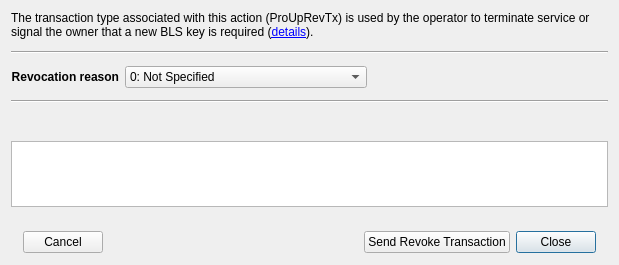
Before: the Qt Designer form src/ui/ui_revoke_mn_dlg.ui in Bertrand256/dash-masternode-tool, drawn with Qt 5.
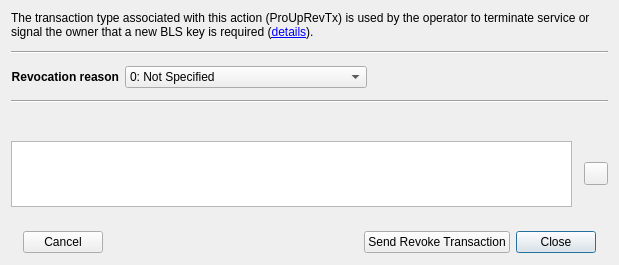
After: the same form once the commit is applied.

Commit message: Protx-related dialogs: - removing newline characters when copying text from the helper text box for manual commands - added buttons to copy a manual command to the clipboard - enabling operation without a network connection to RPC servers

```diff
--- a/src/ui/ui_revoke_mn_dlg.ui
+++ b/src/ui/ui_revoke_mn_dlg.ui
@@ -186,6 +186,8 @@
     </widget>
    </item>
    <item>
+    <layout class="QHBoxLayout" name="horizontalLayout_2">
+     <item>
     <widget class="QTextBrowser" name="edtManualCommands">
      <property name="openExternalLinks">
       <bool>true</bool>
@@ -196,6 +198,18 @@
     </widget>
    </item>
    <item>
+      <widget class="QToolButton" name="btnCopyCommandText">
+       <property name="toolTip">
+        <string>Copy the command text for manual execution</string>
+       </property>
+       <property name="text">
+        <string/>
+       </property>
+      </widget>
+     </item>
+    </layout>
+   </item>
+   <item>
     <widget class="QFrame" name="frame">
      <property name="frameShape">
       <enum>QFrame::NoFrame</enum>
```
Left out of the diff: 1 changed line with no effect on the pictures. Lines whose indentation alone changed are shown as unchanged. The commit also changes 11 other files.
